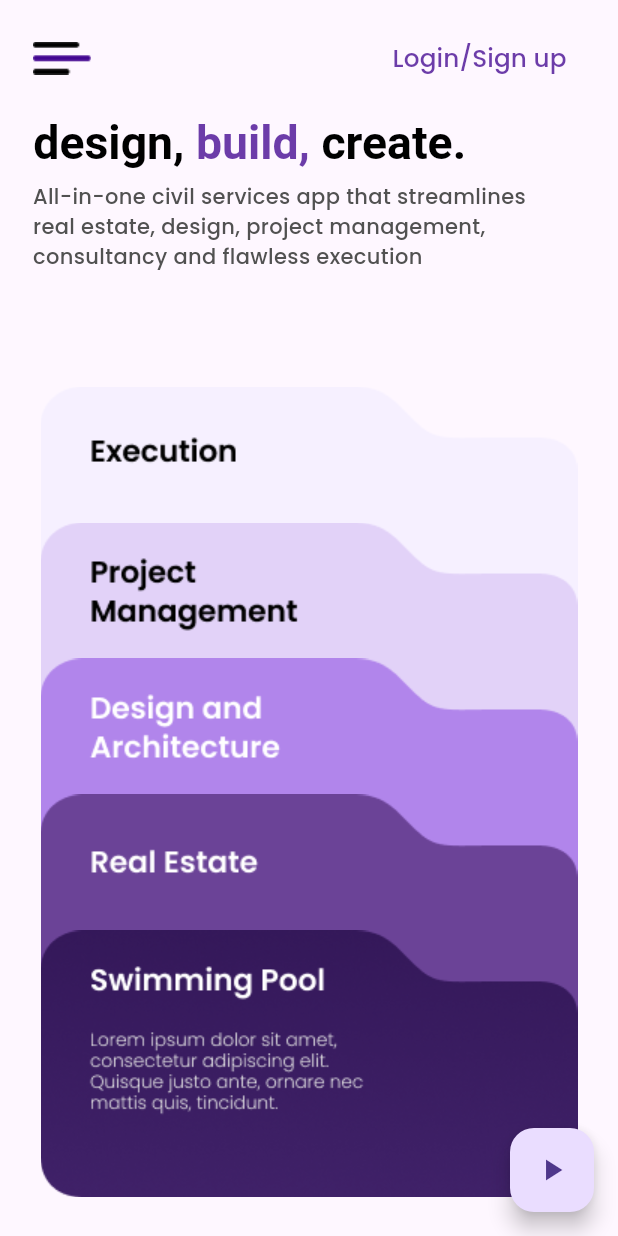
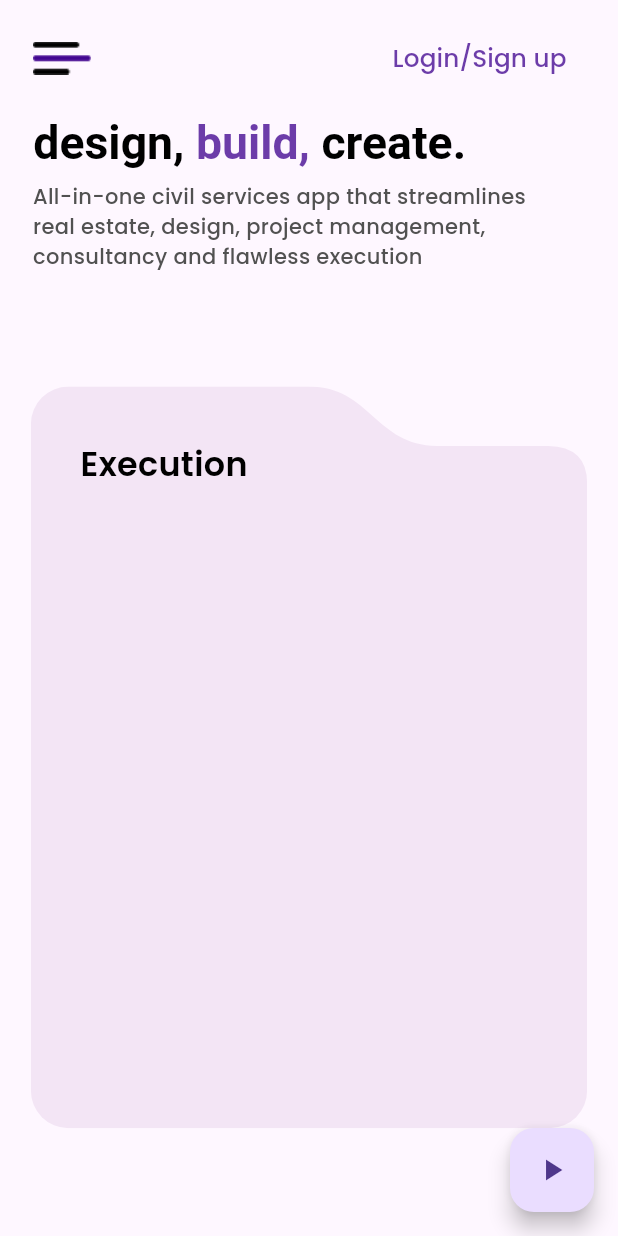
Before and after one commit to HariRags/MYCE, a Flutter app: the screen it shows after launch, on a phone screen of 412 x 824 dp. Run offline on Flutter 3.47's test engine with Material 3 defaults, Android fonts, the light colour scheme and no system bars.

Commit message:
container for folder made

```diff
--- a/lib/pages/homepage.dart
+++ b/lib/pages/homepage.dart
@@ -65,26 +65,50 @@ class _HomePageState extends State<HomePage> {
                 SizedBox(
                   height: Responsive.height(9.3, context),
                 ),
-                   Expanded(
-                   child: Stack(
-                    alignment: Alignment.topCenter,
-                    children:[
-                     Image(image: AssetImage('assets/images/homepage_folders/Execution.png'),),
-                     Positioned(
-                      top:Responsive.height(11, context) ,
-                      child: const Image(image: AssetImage('assets/images/homepage_folders/ProjectManagement.png'),)),
-                      Positioned(
-                      top:Responsive.height(22, context) ,
-                      child: const Image(image: AssetImage('assets/images/homepage_folders/DesignAndArchitecture.png'),)),
-                      Positioned(
-                      top:Responsive.height(33, context) ,
-                      child: const Image(image: AssetImage('assets/images/homepage_folders/RealEstate.png'),)),
-                      Positioned(
-                      top:Responsive.height(44, context) ,
-                      child: const Image(image: AssetImage('assets/images/homepage_folders/SwimmingPool.png'),))
+                Container(
+                  height: Responsive.height(60, context),
+                  width: Responsive.width(90, context),
+                  child: ClipPath(
+                        clipper: CurvyCutoutClipper(),
+                        child: Container(
+                          clipBehavior: Clip.antiAlias,
+                          decoration: BoxDecoration(borderRadius: BorderRadius.circular(25),color: Colors.purple.shade50) ,
+                          child: Column(
+                            crossAxisAlignment: CrossAxisAlignment.start,
+                            children: [
+                              SizedBox(height: Responsive.height(4.3, context),),
+                              Container(
+                                padding: EdgeInsets.only(left: Responsive.width(8, context)) ,
+                                child: Text(
+                                  'Execution',
+                                  style: TextStyle(color: Colors.black, fontSize: Responsive.height(2.7, context), fontWeight: FontWeight.w600),
+                                ),
+                              ),
+                            ],
+                          ),
+                        ),
+                      ),
+                )
+                //    Expanded(
+                //    child: Stack(
+                //     alignment: Alignment.topCenter,
+                //     children:[
+                //      Image(image: AssetImage('assets/images/homepage_folders/Execution.png'),),
+                //      Positioned(
+                //       top:Responsive.height(11, context) ,
+                //       child: const Image(image: AssetImage('assets/images/homepage_folders/ProjectManagement.png'),)),
+                //       Positioned(
+                //       top:Responsive.height(22, context) ,
+                //       child: const Image(image: AssetImage('assets/images/homepage_folders/DesignAndArchitecture.png'),)),
+                //       Positioned(
+                //       top:Responsive.height(33, context) ,
+                //       child: const Image(image: AssetImage('assets/images/homepage_folders/RealEstate.png'),)),
+                //       Positioned(
+                //       top:Responsive.height(44, context) ,
+                //       child: const Image(image: AssetImage('assets/images/homepage_folders/SwimmingPool.png'),))
 
-                     ]),
-                 )
+                //      ]),
+                //  )
             ],
           )
         ),
@@ -92,3 +116,24 @@ class _HomePageState extends State<HomePage> {
     );
   }
 }
+class CurvyCutoutClipper extends CustomClipper<Path> {
+  @override
+  Path getClip(Size size) {
+    Path path = Path();
+    path.moveTo(0.0, 0.0);
+    path.lineTo(size.width*0.50, 0.0);
+    path.cubicTo(size.width*0.61, size.height*0, size.width*0.62, size.height*0.08, size.width*0.73, size.height*0.08);
+    path.lineTo(size.width*0.93, size.height*0.08);
+    path.quadraticBezierTo(size.width, size.height*0.081, size.width, size.height*0.13);
+    path.lineTo(size.width, size.height);
+    path.lineTo(0.0, size.height);
+    path.lineTo(0.0, 0.0);
+    path.close();
+    return path;
+  }
+
+  @override
+  bool shouldReclip(CustomClipper<Path> oldClipper) {
+    return true;
+  }
+}
```
